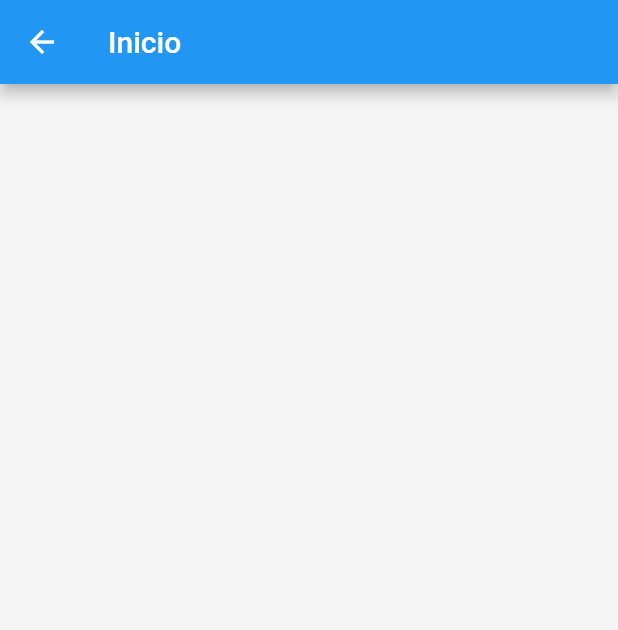
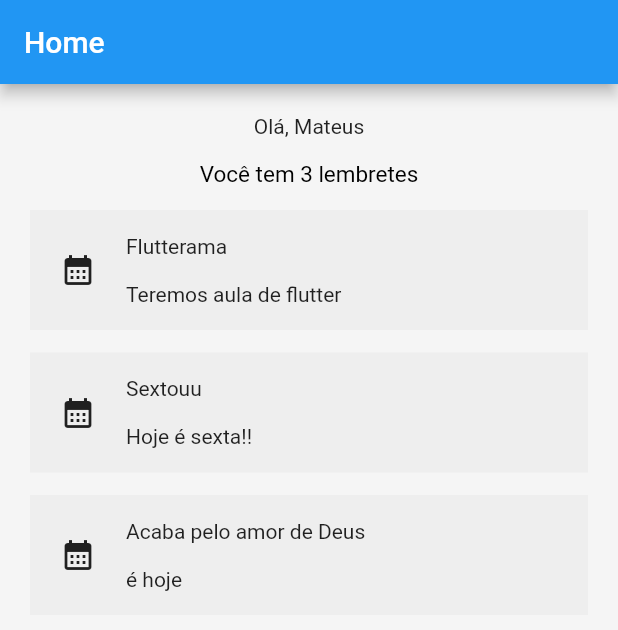
Before and after one commit to MateusAra/Curso-de-Flutter, a Flutter app: the HomePage screen opened by its route, on a phone screen of 412 x 824 dp. Shown: the top 630 px of the screen. Run offline on Flutter 3.47's test engine with Material 2 defaults, Android fonts, the phone set to English and light mode, and no system bars; accounts and stored records are empty.

Commit message:
Adcionado listview de lembretes

```diff
--- a/curso/lib/db/database.dart
+++ b/curso/lib/db/database.dart
@@ -1,4 +1,5 @@
 import 'package:curso/models/usuario.dart';
+import 'package:curso/models/lembretes.dart';
 
 class Database{
   //Singleton
@@ -19,6 +20,32 @@ class Database{
     ),
   ];
 
+  List<Lembrete> lembretes = [
+    Lembrete(
+      codigo: 1,
+      titulo: "Flutterama",
+      descricao: "Teremos aula de flutter",
+    ),
+    Lembrete(
+      codigo: 1,
+      titulo: "Sextouu",
+      descricao: "Hoje é sexta!!",
+    ),
+    Lembrete(
+      codigo: 1,
+      titulo: "Acaba pelo amor de Deus",
+      descricao: "é hoje"
+    )
+  ];
+
+  void addLembrete( Lembrete lembrete){
+    lembretes.add(lembrete);
+  }
+
+  void removeLembrete(int index){
+    lembretes.removeAt(index);
+  }
+
   Usuario? login(String email, String senha){
     for(var usuario in usuarios){
       if(usuario.email == email && usuario.senha == senha){
--- /dev/null
+++ b/curso/lib/models/lembretes.dart
@@ -0,0 +1,11 @@
+class Lembrete{
+  final int codigo;
+  String titulo;
+  String descricao;
+
+  Lembrete({
+    required this.codigo,
+    required this.titulo,
+    required this.descricao,
+  });
+}
--- a/curso/lib/pages/home/home_page.dart
+++ b/curso/lib/pages/home/home_page.dart
@@ -1,6 +1,11 @@
+import 'package:curso/models/lembretes.dart';
 import 'package:flutter/src/widgets/container.dart';
 import 'package:flutter/src/widgets/framework.dart';
 import 'package:flutter/material.dart';
+import 'package:curso/db/database.dart';
+import 'package:curso/models/lembretes.dart';
+import 'package:curso/models/usuario.dart';
+
 
 class HomePage extends StatefulWidget {
   const HomePage({super.key});
@@ -15,9 +20,61 @@ class _HomePageState extends State<HomePage> {
     return Scaffold(
       backgroundColor: Colors.grey.shade100,
       appBar: AppBar(
-        title: const Text("Inicio"),
+        title: const Text("Home"),
+        automaticallyImplyLeading: false,
       ),
-      body: Container(),
+      body: Padding(
+        padding: const EdgeInsets.all(20),
+        child: Column(
+          children: [
+            Text('Olá, ${Database().usuarioLogado?.nome ?? ""}'),
+            const SizedBox(height: 15),
+            Text(
+              'Você tem ${Database().lembretes.length} lembretes',
+              style: const TextStyle(
+              color: Colors.black,
+              fontSize: 15,
+          )
+        ),
+        const SizedBox(height: 15),
+        Expanded(
+          child: ListView.builder(
+            itemCount: Database().lembretes.length,
+            itemBuilder: (context, index){
+
+              var item = Database().lembretes.elementAt(index);
+              return Padding(
+                padding: const EdgeInsets.only(bottom: 15),
+                child: Container(
+                  height: 80,
+                  color: Color.fromARGB(255, 238, 238, 238),
+                  child: Row(
+                    crossAxisAlignment: CrossAxisAlignment.center,
+                    mainAxisAlignment: MainAxisAlignment.start,
+                    children: [
+                      const SizedBox(width: 20),
+                      const Icon(Icons.calendar_month),
+                      const SizedBox(width: 20),
+                      Expanded(
+                        child: Column(
+                        crossAxisAlignment: CrossAxisAlignment.start,
+                        mainAxisAlignment: MainAxisAlignment.spaceEvenly,
+                        children: [
+                          Text(item.titulo),
+                          Text(item.descricao)
+                        ]
+                      )
+                      )
+                    ]
+                  )
+                )
+              );
+            }
+          )
+        )
+        ],
+        ),
+      )
     );
   }
 }
```
